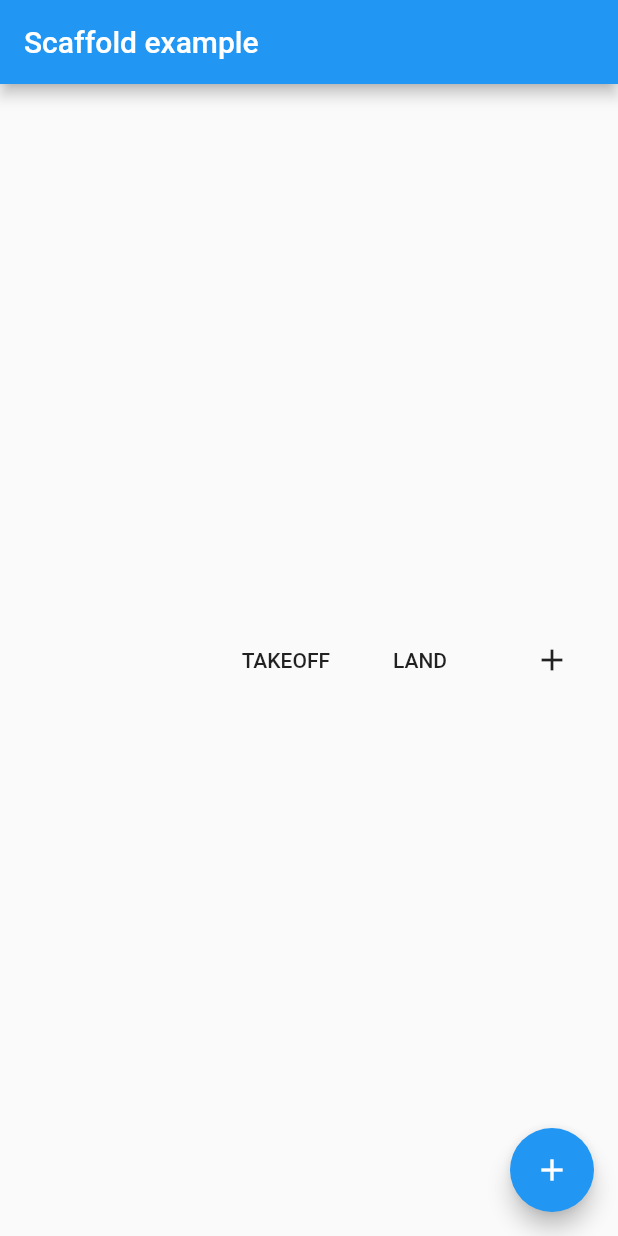
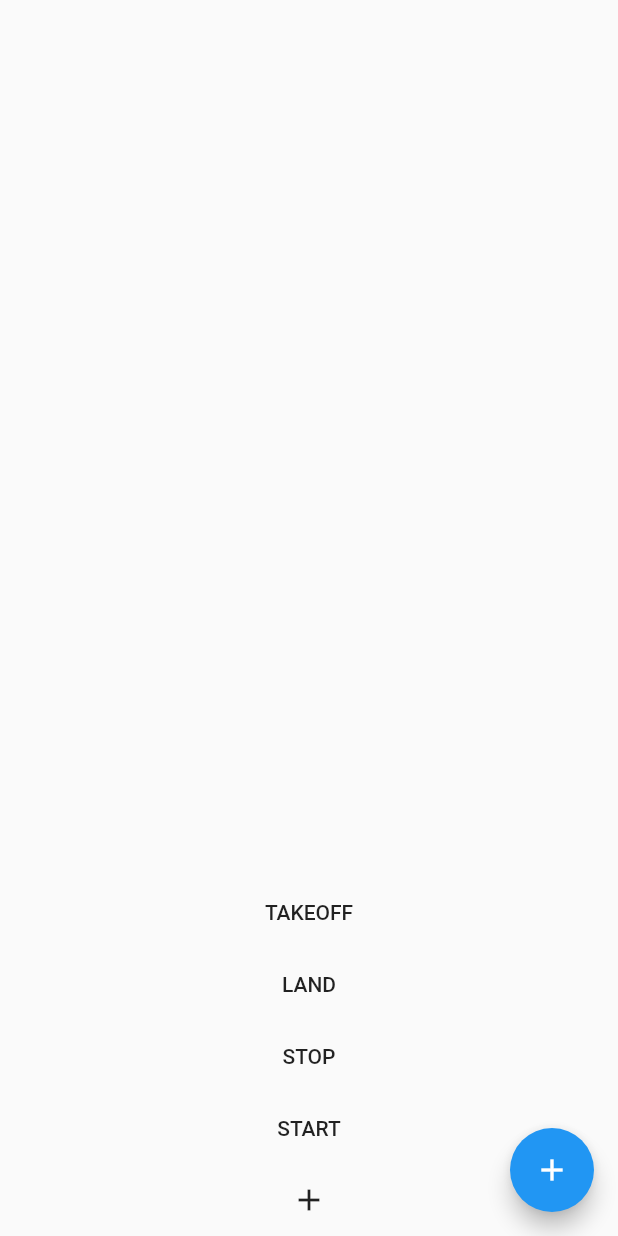
Before and after one commit to thootau99/lastview, a Flutter app: the screen it shows after launch, after a tap on "TAKEOFF", on a phone screen of 412 x 824 dp. Run offline on Flutter 3.47's test engine with Material 2 defaults, Android fonts, the phone set to English and light mode, and no system bars; network calls fail.

Commit message:
add start/rtop

```diff
--- a/lib/main.dart
+++ b/lib/main.dart
@@ -1,11 +1,11 @@
-
 import 'package:flutter/material.dart';
 import 'package:http/http.dart' as http;
 import 'dart:convert';
+
 final String SERVER = 'https://powerful-bastion-90835.herokuapp.com/';
 
+void main() => runApp(MyApp());
 
-void main() => runApp(MyApp());
 class MyApp extends StatelessWidget {
   @override
   Widget build(BuildContext context) {
@@ -20,8 +20,6 @@ class MyApp extends StatelessWidget {
   }
 }
 
-
-
 class MyHomePage extends StatefulWidget {
   MyHomePage({Key key, this.title}) : super(key: key);
 
@@ -30,11 +28,10 @@ class MyHomePage extends StatefulWidget {
   @override
   _MyHomePageState createState() => _MyHomePageState();
 }
+
 class _MyHomePageState extends State<MyHomePage> {
   _fetchData() async {
-    setState(() {
-
-    });
+    setState(() {});
     String result = '';
     final response = await http.get(SERVER + "get_face");
     if (response.statusCode == 200) {
@@ -46,37 +43,52 @@ class _MyHomePageState extends State<MyHomePage> {
       addDynamic(e);
     }
   }
+
   List<DynamicFaceNameWidget> facenameList = [];
 
   addDynamic(String name) {
     facenameList.add(new DynamicFaceNameWidget(name));
-    setState(() {
-    });
+    setState(() {});
   }
 
   @override
   Widget build(BuildContext context) {
     return Scaffold(
-        appBar: AppBar(
-          title: Text("Scaffold example"),
+      body: Container(
+        child: Column(
+          children: <Widget>[
+            new Flexible(
+              child: new ListView.builder(
+                  itemCount: facenameList.length,
+                  itemBuilder: (_, index) => facenameList[index]),
             ),
-        body: Container(
-          child: Row(
-            children: <Widget>[
-              new Flexible(child: new ListView.builder(itemCount: facenameList.length, itemBuilder: (_, index) => facenameList[index]),),
             FlatButton(
               onPressed: () {
-                  var TAKEOFFURL = "https://powerful-bastion-90835.herokuapp.com/new_data?ins=takeoff";
-                  http.get(TAKEOFFURL);
+                var url = SERVER + "new_data?ins=takeoff";
+                http.get(url);
               },
               child: Text("TAKEOFF"),
             ),
             FlatButton(
               onPressed: () {
-                  var TAKEOFFURL = "https://powerful-bastion-90835.herokuapp.com/new_data?ins=land";
-                  http.get(TAKEOFFURL);
+                var url = SERVER + "new_data?ins=land";
+                http.get(url);
               },
               child: Text("LAND"),
+            ),
+            FlatButton(
+              onPressed: () {
+                var url = SERVER + "stopwork";
+                http.get(url);
+              },
+              child: Text("STOP"),
+            ),
+            FlatButton(
+              onPressed: () {
+                var url = SERVER + "startwork";
+                http.get(url);
+              },
+              child: Text("START"),
             ),
             FlatButton(
               onPressed: _fetchData,
@@ -85,7 +97,8 @@ class _MyHomePageState extends State<MyHomePage> {
           ],
         ),
       ),
-        floatingActionButton: new FloatingActionButton(onPressed: null, child: new Icon(Icons.add)),
+      floatingActionButton:
+          new FloatingActionButton(onPressed: null, child: new Icon(Icons.add)),
     );
   }
 }
@@ -98,10 +111,12 @@ class DynamicFaceNameWidget extends StatelessWidget {
   @override
   Widget build(BuildContext context) {
     return Container(
-      child: new FlatButton(onPressed: () {
+      child: new FlatButton(
+          onPressed: () {
             String setname = SERVER + "set_face_from_app?facename=" + name;
             http.get(setname);
-      }, child: Text("$name")),
+          },
+          child: Text("$name")),
     );
   }
 }
```
Also changed, not shown: 1 other file. Lines whose indentation alone changed are shown as unchanged.
